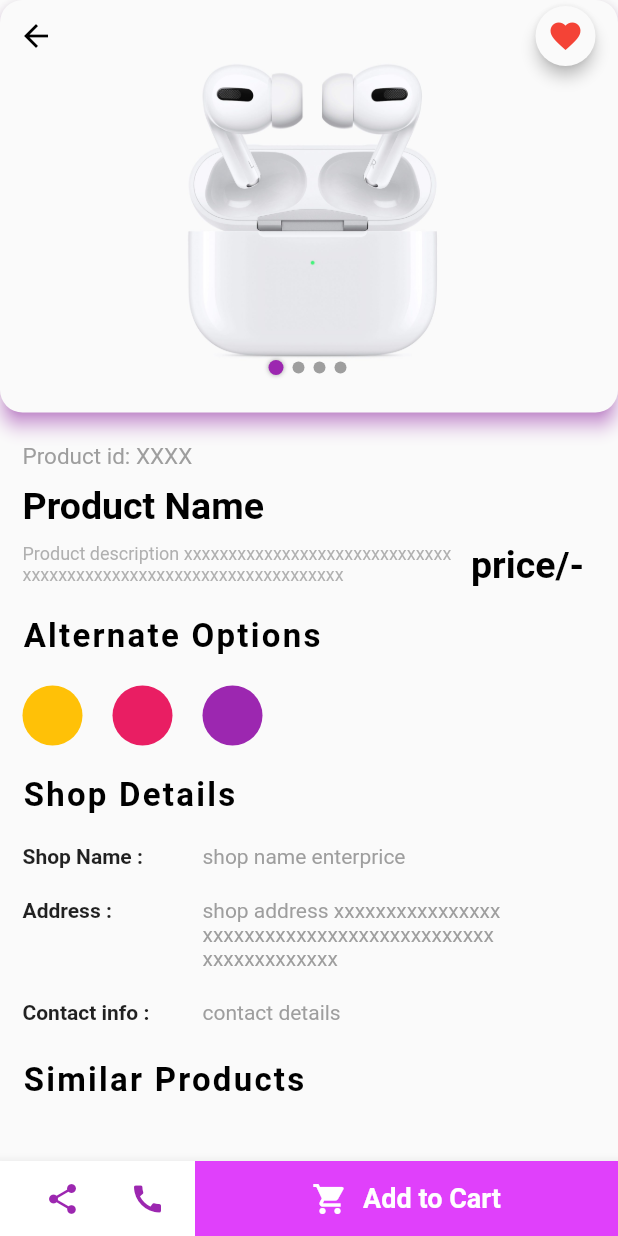
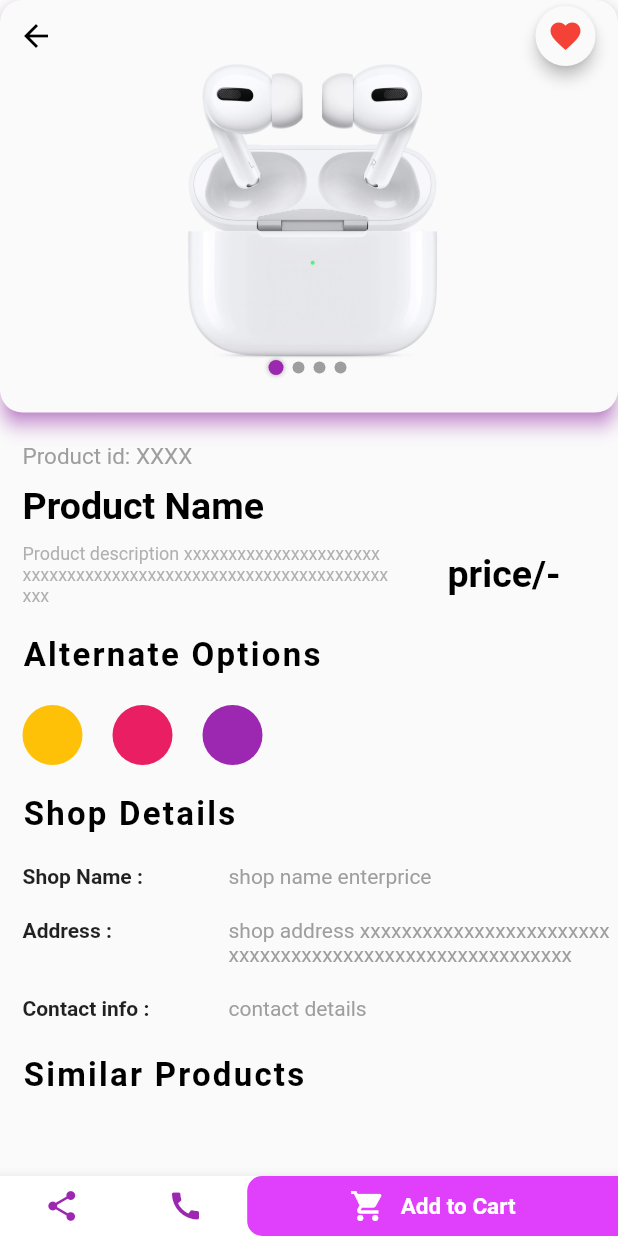
Before and after one commit to PradyumanAgrawal/zomatoClone, a Flutter app: the Discover screen opened by its route, after a tap on "iPhone 11", on a phone screen of 412 x 824 dp. Run offline on Flutter 3.47's test engine with Material 2 defaults, Android fonts, the phone set to English and light mode, and no system bars; Roboto replaces fonts that are missing (Montserrat).

Commit message:
made the layout flexible for different screen sizes and orientations

```diff
--- a/lib/description.dart
+++ b/lib/description.dart
@@ -117,7 +117,7 @@ class _DescriptionState extends State<Description> {
               ),
               SizedBox(height: 10.0),
               Padding(
-                padding: const EdgeInsets.only(left:15.0),
+                padding: EdgeInsets.only(left:15.0),
                 child: Text('Product Name',
                   style: TextStyle(
                       fontSize: 25.0,
@@ -129,23 +129,33 @@ class _DescriptionState extends State<Description> {
               SizedBox(height: 10.0),
               Padding(padding: EdgeInsets.only(left: 15.0, right: 15.0),
                   child: Row(
+                    mainAxisSize: MainAxisSize.min,
                     children: <Widget>[
-                      Container(
-                        width: (MediaQuery.of(context).size.width / 4 + MediaQuery.of(context).size.width / 2) - 20.0,
+                      Flexible(
+                        flex: 2,
+                      child: Container(
                           child: Text('Product description xxxxxxxxxxxxxxxxxxxxxxxxxxxxxxxxxxxxxxxxxxxxxxxxxxxxxxxxxxxxxxxxxx',
                             style: TextStyle(
-                            fontFamily: 'Montserrat',
                               fontSize: 12.0,
                               color: Colors.grey.withOpacity(0.8),
                             ),
                           ),
                         ),
-                      SizedBox(width: 10,),
-                      Text('price/-',
+                      ),
+                      VerticalDivider(),
+                      Flexible(
+                        flex: 1,
+                      child: Center(
+                        child: Container(
+                            child: Text(
+                              'price/-',
                               style: TextStyle(
                                   fontSize: 25.0,
                                   color: Colors.black,
                                   fontWeight: FontWeight.bold
+                              ),
+                            ),
+                          ),
                       ),
                       ),
                     ],
@@ -167,7 +177,7 @@ class _DescriptionState extends State<Description> {
               SizedBox(height: 20.0),
               Padding(
                   padding:  EdgeInsets.only(left: 15.0),
-                  child: Row(
+                  child: Wrap(
                     children: <Widget>[
                       InkWell(
                         onTap: () {},
@@ -203,7 +213,7 @@ class _DescriptionState extends State<Description> {
                               color: Colors.purple,
                           ),
                         ),
-                      )
+                      ),
                     ],
                   )
               ),
@@ -229,7 +239,7 @@ class _DescriptionState extends State<Description> {
                         crossAxisAlignment: CrossAxisAlignment.start,
                         children: <Widget>[
                           Container(
-                            width: 100,
+                            width: MediaQuery.of(context).size.width * 1/3,
                             child: Text(
                               'Shop Name :',
                               style: TextStyle(
@@ -237,12 +247,13 @@ class _DescriptionState extends State<Description> {
                               ),
                             ),
                           ),
-                          SizedBox(width: 20,),
-                          Container(
+                          Expanded(
+                            child: Container(
                               child: Text(
                                 'shop name enterprice',
                                 style: TextStyle(
                                   color: Colors.grey,
+                                ),
                               ),
                             ),
                           )
@@ -253,7 +264,7 @@ class _DescriptionState extends State<Description> {
                         crossAxisAlignment: CrossAxisAlignment.start,
                         children: <Widget>[
                           Container(
-                            width: 100,
+                            width:MediaQuery.of(context).size.width * 1/3,
                             child: Text(
                               'Address :',
                               style: TextStyle(
@@ -261,14 +272,13 @@ class _DescriptionState extends State<Description> {
                               ),
                             ),
                           ),
-                          SizedBox(width: 20,),
-                          Container(
-
-                            width: 200,
+                          Expanded(
+                              child: Container(
                               child: Text(
                                 'shop address xxxxxxxxxxxxxxxxxxxxxxxxxxxxxxxxxxxxxxxxxxxxxxxxxxxxxxxxx',
                                 style: TextStyle(
                                   color: Colors.grey,
+                                ),
                               ),
                             ),
                           )
@@ -279,7 +289,7 @@ class _DescriptionState extends State<Description> {
                         crossAxisAlignment: CrossAxisAlignment.start,
                         children: <Widget>[
                           Container(
-                            width: 100,
+                            width: MediaQuery.of(context).size.width * 1/3,
                             child: Text(
                               'Contact info :',
                               style: TextStyle(
@@ -287,14 +297,14 @@ class _DescriptionState extends State<Description> {
                               ),
                             ),
                           ),
-                          SizedBox(width: 20,),
-                          Container(
-
+                          Expanded(
+                            child: Container(
                               width: 200,
                               child: Text(
                                 'contact details',
                                 style: TextStyle(
                                   color: Colors.grey,
+                                ),
                               ),
                             ),
                           ),
@@ -326,17 +336,20 @@ class _DescriptionState extends State<Description> {
           elevation: 7.0,
           color: Colors.white70,
           child: Container(
-              height: 50.0,
+              height: 40.0,
               width: MediaQuery.of(context).size.width,
               color: Colors.white,
               child: Row(
                   mainAxisAlignment: MainAxisAlignment.spaceBetween,
                   children: [
-                    SizedBox(width: 10.0),
-                    InkWell(
+                    //SizedBox(width: 10.0),
+                    Flexible(
+                      flex: 20,
+                        child: InkWell(
                         onTap: () {},
+                        child: Center(
                           child: Container(
-                        height: 50.0,
+                            height: 40.0,
                             width: 50.0,
                             color: Colors.white,
                             child: Icon(
@@ -345,10 +358,15 @@ class _DescriptionState extends State<Description> {
                             ),
                           ),
                         ),
-                    InkWell(
+                      ),
+                    ),
+                    Flexible(
+                      flex: 20,
+                        child: InkWell(
                         onTap: () {},
+                        child: Center(
                           child: Container(
-                        height: 50.0,
+                            height: 40.0,
                             width: 50.0,
                             color: Colors.white,
                             child: Icon(
@@ -357,9 +375,18 @@ class _DescriptionState extends State<Description> {
                             ),
                           ),
                         ),
-                    Container(
+                      ),
+                    ),
+                    Flexible(
+                      flex: 60,
+                      child: Container(
+                        decoration : BoxDecoration(
                           color: Colors.purpleAccent,
-                        width: MediaQuery.of(context).size.width - 130.0,
+                          borderRadius: BorderRadius.only(
+                            topLeft: Radius.circular(10),
+                            bottomLeft: Radius.circular(10)
+                          )
+                        ),
                         child: Center(
                             child: FlatButton(
                               onPressed: () {},
@@ -372,7 +399,7 @@ class _DescriptionState extends State<Description> {
                                   Text(
                                     'Add to Cart',
                                     style: TextStyle(
-                                        fontSize: 18.0,
+                                        fontSize: 15.0,
                                         color: Colors.white,
                                         fontWeight: FontWeight.bold
                                     ),
@@ -381,6 +408,7 @@ class _DescriptionState extends State<Description> {
                               ),
                             )
                           )
+                      ),
                     )
                   ]
               )
--- a/lib/discover.dart
+++ b/lib/discover.dart
@@ -53,6 +53,7 @@ class _DiscoverState extends State<Discover> {
                     padding: EdgeInsets.only(left: 15, right: 15),
                     child: Material(
                       elevation: 5.0,
+                      shadowColor: Colors.purple,
                       borderRadius: BorderRadius.circular(5),
                       child: TextFormField(
                         decoration: InputDecoration(
@@ -137,6 +138,7 @@ Widget itemCard (String name, String imgPath, bool isFav, String price, BuildCon
   return Material(
     elevation: 2,
     borderRadius: BorderRadius.circular(10),
+    shadowColor: Colors.purple,
     child: Padding(
       padding: EdgeInsets.only(left: 5, right: 5, top: 15, bottom: 10),
       child: Container( //card
@@ -146,24 +148,30 @@ Widget itemCard (String name, String imgPath, bool isFav, String price, BuildCon
         child: Row(
           mainAxisAlignment: MainAxisAlignment.spaceEvenly,
           children: <Widget>[
-            Container(
-              width: MediaQuery.of(context).size.width* 1.20/3,
+            Flexible(
+              flex:  12,
+              child: Container(
                 height: 150.0,
                 decoration: BoxDecoration(
+                  borderRadius: BorderRadius.circular(20),
                   image: DecorationImage(
                       image: AssetImage(imgPath), fit: BoxFit.contain)),
               ),
-            //SizedBox(width: 4.0),
-            Expanded(
+            ),
+            SizedBox(width: 4.0),
+            Flexible(
+              flex: 20,
                 child: Container(
-                width: MediaQuery.of(context).size.width*1.80/3 ,
                 child: Column(
                         crossAxisAlignment: CrossAxisAlignment.start,
                         children: <Widget>[
                           SizedBox(height: 10,),
-                            Row(
+                          Flexible(
+                              child: Row(
                               children: <Widget>[
-                                InkWell(
+                                Flexible(
+                                  flex: 8,
+                                  child: InkWell(
                                   onTap: () {
                                       Navigator.pushNamed(context,'/description');
                                     },
@@ -178,10 +186,10 @@ Widget itemCard (String name, String imgPath, bool isFav, String price, BuildCon
                                       ),
                                     ),
                                   ),
-                                //SizedBox(width: 100),
-                                Expanded(
+                                ),
+                                Flexible(
+                                  flex: 2,
                                     child: Container(
-                                    width: MediaQuery.of(context).size.width*(1/3)*(1/4),
                                       child: Material(
                                         elevation: isFav ? 2 : 0,
                                         borderRadius: BorderRadius.circular(20),
@@ -205,11 +213,12 @@ Widget itemCard (String name, String imgPath, bool isFav, String price, BuildCon
                                       ),
                                     ),
                                   ),
-                                SizedBox(width:10),
                               ],
                             ),
+                          ),
                           SizedBox(height: 20,),
-                            Container(
+                          Flexible(
+                              child: Container(
                               width: MediaQuery.of(context).size.width*2/3,
                               child: Text(
                                   'Product description xxxxxxxxxxxxxxxxxxxxxxxxxxxxxxxxxxxxxxxxxxxxxxxxxxxxxxxxxxxxxxx',
@@ -217,15 +226,28 @@ Widget itemCard (String name, String imgPath, bool isFav, String price, BuildCon
                                 style: TextStyle(color: Colors.grey, fontSize: 12),
                               ),
                             ),
+                          ),
                           SizedBox(height: 20,),
-                            Row(
+                          Flexible(
+                              child: Row(
                               mainAxisAlignment: MainAxisAlignment.end,
                               children: <Widget>[
-                                //SizedBox(width: 87,),
-                                Container(
+                                Flexible(
+                                  flex: 1,
+                                  child: Material(
+                                    elevation: 7,
+                                    borderRadius: BorderRadius.circular(10),
+                                    shadowColor: Colors.purple,
+                                    child: Container(
+                                      decoration: BoxDecoration(
+                                        color: Colors.purple,
+                                        borderRadius: BorderRadius.only(
+                                          topLeft: Radius.circular(10),
+                                          bottomLeft: Radius.circular(10)
+                                        ),
+                                      ),
                                       height: 40,
                                       width: MediaQuery.of(context).size.width*(1/3)*(1.7/3),
-                                  color: Colors.purple,
                                       child: Center(
                                         child: Text(
                                           price,
@@ -237,10 +259,24 @@ Widget itemCard (String name, String imgPath, bool isFav, String price, BuildCon
                                         ),
                                       ),
                                     ),
-                                Container(
+                                  ),
+                                ),
+                                Flexible(
+                                  flex: 2,
+                                  child: Material(
+                                    elevation: 7,
+                                    borderRadius : BorderRadius.circular(10),
+                                    shadowColor: Colors.purple,
+                                    child: Container(
+                                      decoration: BoxDecoration(
+                                        color: Colors.purple[300],
+                                        borderRadius: BorderRadius.only(
+                                          topRight: Radius.circular(10),
+                                          bottomRight: Radius.circular(10)
+                                        ),
+                                      ),
                                       height: 40,
                                       width: MediaQuery.of(context).size.width*(1/3)*(2.7/3),
-                                  color: Colors.purple[300],
                                       child: Center(
                                         child: FlatButton(
                                           onPressed: () {},
@@ -254,8 +290,11 @@ Widget itemCard (String name, String imgPath, bool isFav, String price, BuildCon
                                           ),
                                         ),
                                       )
+                                    ),
+                                  ),
                                 )
                               ],
+                            ),
                           )
                         ],
                       ),
```
Lines whose indentation alone changed are shown as unchanged.
